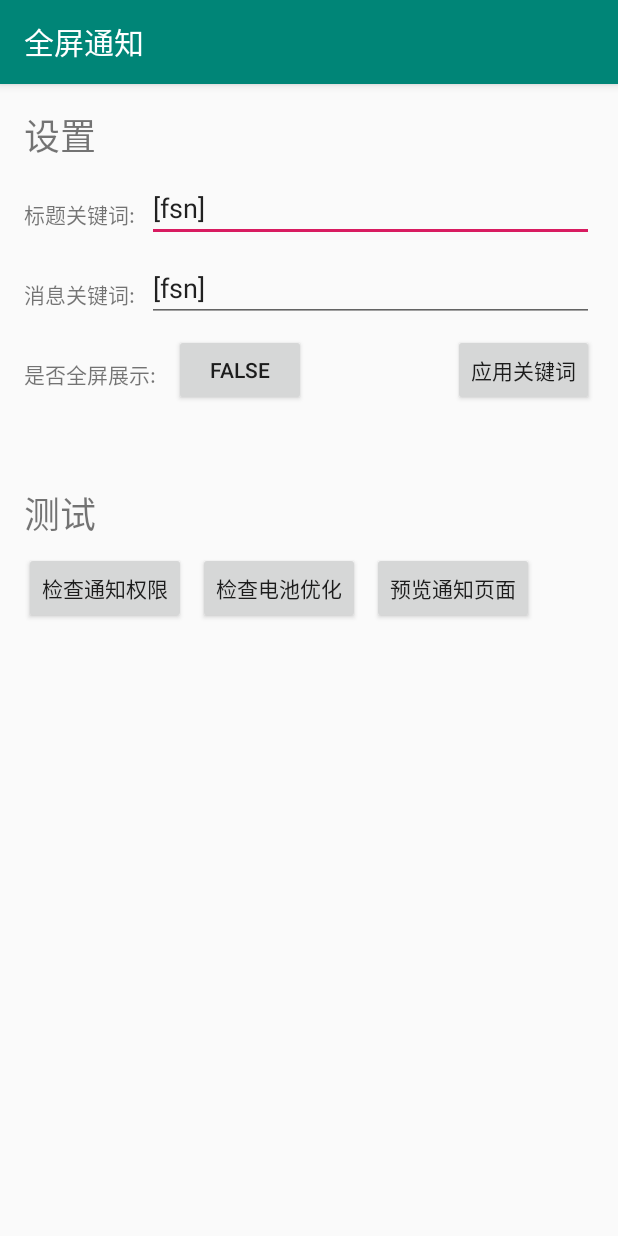
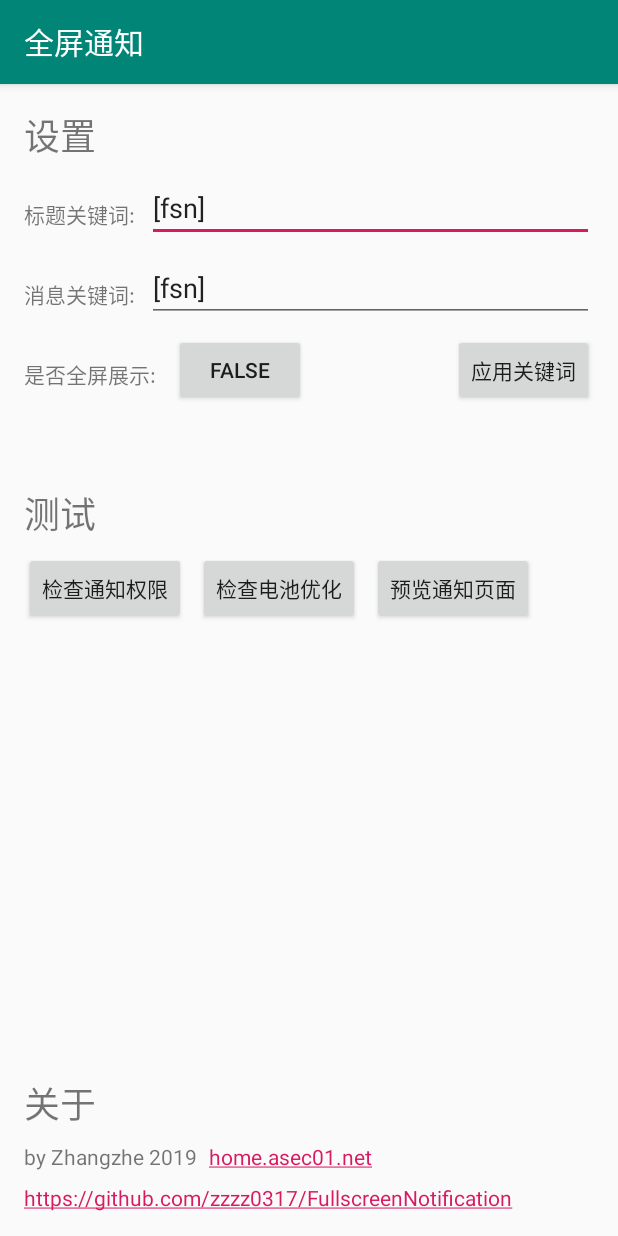
Before and after one commit to zzzz0317/FullscreenNotification, an Android app: the screen it shows after launch (MainActivity), on a phone screen of 412 x 824 dp. Run offline under Robolectric (Android 15) with nearby library versions, the phone set to English and light mode, and no system bars.

Commit message:
Add about

```diff
--- a/app/build.gradle
+++ b/app/build.gradle
@@ -7,7 +7,7 @@ android {
         minSdkVersion 23
         targetSdkVersion 28
         versionCode 1
-        versionName "1.0"
+        versionName "0.1.QAQ"
         testInstrumentationRunner "android.support.test.runner.AndroidJUnitRunner"
     }
     buildTypes {
@@ -26,5 +26,4 @@ dependencies {
     testImplementation 'junit:junit:4.12'
     androidTestImplementation 'com.android.support.test:runner:1.0.2'
     androidTestImplementation 'com.android.support.test.espresso:espresso-core:3.0.2'
-    implementation 'org.greenrobot:eventbus:3.0.0'
 }
--- a/app/src/main/res/layout/activity_main.xml
+++ b/app/src/main/res/layout/activity_main.xml
@@ -139,4 +139,47 @@
         app:layout_constraintStart_toEndOf="@+id/textView7"
         app:layout_constraintTop_toBottomOf="@+id/textView3" />
 
+    <TextView
+        android:id="@+id/textView2"
+        android:layout_width="wrap_content"
+        android:layout_height="wrap_content"
+        android:layout_marginStart="16dp"
+        android:layout_marginBottom="8dp"
+        android:text="by Zhangzhe 2019"
+        app:layout_constraintBottom_toTopOf="@+id/textView6"
+        app:layout_constraintStart_toStartOf="parent" />
+
+    <TextView
+        android:id="@+id/textView6"
+        android:layout_width="wrap_content"
+        android:layout_height="wrap_content"
+        android:layout_marginStart="16dp"
+        android:layout_marginBottom="16dp"
+        android:autoLink="web"
+        android:text="https://github.com/zzzz0317/FullscreenNotification"
+        app:layout_constraintBottom_toBottomOf="parent"
+        app:layout_constraintStart_toStartOf="parent" />
+
+    <TextView
+        android:id="@+id/textView8"
+        android:layout_width="wrap_content"
+        android:layout_height="wrap_content"
+        android:layout_marginStart="16dp"
+        android:layout_marginBottom="8dp"
+        android:text="关于"
+        android:textSize="24sp"
+        app:layout_constraintBottom_toTopOf="@+id/textView2"
+        app:layout_constraintStart_toStartOf="parent" />
+
+    <TextView
+        android:id="@+id/textView9"
+        android:layout_width="wrap_content"
+        android:layout_height="wrap_content"
+        android:layout_marginStart="8dp"
+        android:layout_marginBottom="8dp"
+        android:autoLink="web"
+        android:text="home.asec01.net"
+        app:layout_constraintBottom_toTopOf="@+id/textView6"
+        app:layout_constraintStart_toEndOf="@+id/textView2" />
+
 </android.support.constraint.ConstraintLayout>
```
Also changed, not shown: 2 other files.
